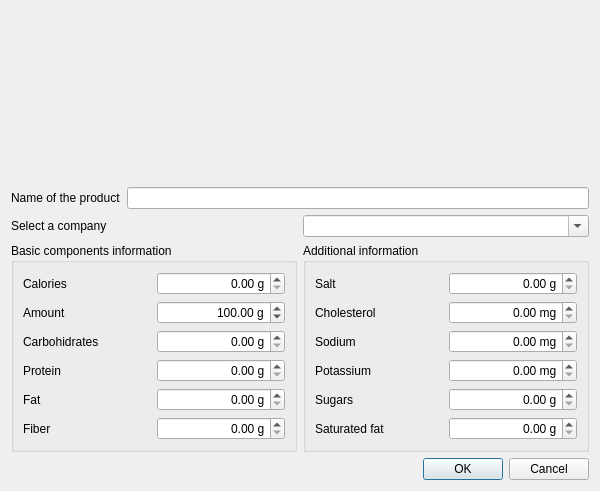
Above: caloriestracker/ui/frmBiometricsAdd.ui from turulomio/caloriestracker before the change. Below: the same form after it.
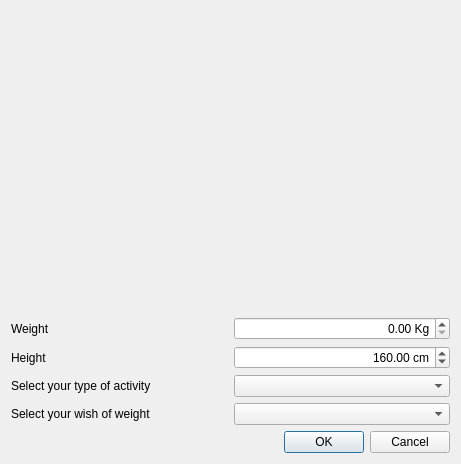
That is the form after the change. Icons and pictures are not drawn. Custom widgets are drawn as their Qt base class.

Commit message: Added CRUD for biometrics

Patch:
```diff
--- a/caloriestracker/ui/frmBiometricsAdd.ui
+++ b/caloriestracker/ui/frmBiometricsAdd.ui
@@ -9,8 +9,8 @@
    <rect>
     <x>0</x>
     <y>0</y>
-    <width>600</width>
-    <height>491</height>
+    <width>461</width>
+    <height>464</height>
    </rect>
   </property>
   <property name="windowTitle">
@@ -44,16 +44,59 @@
       </widget>
      </item>
      <item>
-      <layout class="QHBoxLayout" name="horizontalLayout_14">
+      <widget class="wdgDatetime" name="wdgDT" native="true"/>
+     </item>
+     <item>
+      <layout class="QHBoxLayout" name="horizontalLayout_5">
        <item>
-        <widget class="QLabel" name="label_15">
+        <widget class="QLabel" name="label_6">
          <property name="text">
-          <string>Name of the product</string>
+          <string>Weight</string>
          </property>
         </widget>
        </item>
        <item>
-        <widget class="QLineEdit" name="txtName"/>
+        <widget class="QDoubleSpinBox" name="spnWeight">
+         <property name="alignment">
+          <set>Qt::AlignRight|Qt::AlignTrailing|Qt::AlignVCenter</set>
+         </property>
+         <property name="suffix">
+          <string> Kg</string>
+         </property>
+         <property name="maximum">
+          <double>1000000.000000000000000</double>
+         </property>
+        </widget>
+       </item>
+      </layout>
+     </item>
+     <item>
+      <layout class="QHBoxLayout" name="horizontalLayout">
+       <item>
+        <widget class="QLabel" name="label_3">
+         <property name="text">
+          <string>Height</string>
+         </property>
+        </widget>
+       </item>
+       <item>
+        <widget class="QDoubleSpinBox" name="spnHeight">
+         <property name="alignment">
+          <set>Qt::AlignRight|Qt::AlignTrailing|Qt::AlignVCenter</set>
+         </property>
+         <property name="suffix">
+          <string> cm</string>
+         </property>
+         <property name="minimum">
+          <double>1.000000000000000</double>
+         </property>
+         <property name="maximum">
+          <double>1000000.000000000000000</double>
+         </property>
+         <property name="value">
+          <double>160.000000000000000</double>
+         </property>
+        </widget>
        </item>
       </layout>
      </item>
@@ -62,14 +105,14 @@
        <item>
         <widget class="QLabel" name="label_2">
          <property name="text">
-          <string>Select a company</string>
+          <string>Select your type of activity</string>
          </property>
         </widget>
        </item>
        <item>
         <widget class="QComboBox" name="cmbCompanies">
          <property name="editable">
-          <bool>true</bool>
+          <bool>false</bool>
          </property>
         </widget>
        </item>
@@ -78,315 +121,17 @@
      <item>
       <layout class="QHBoxLayout" name="horizontalLayout_15">
        <item>
-        <widget class="QGroupBox" name="groupBox">
-         <property name="title">
-          <string>Basic components information</string>
+        <widget class="QLabel" name="label_16">
+         <property name="text">
+          <string>Select your wish of weight</string>
          </property>
-         <layout class="QVBoxLayout" name="verticalLayout">
-          <item>
-           <layout class="QHBoxLayout" name="horizontalLayout_5">
-            <item>
-             <widget class="QLabel" name="label_6">
-              <property name="text">
-               <string>Calories</string>
-              </property>
-             </widget>
-            </item>
-            <item>
-             <widget class="QDoubleSpinBox" name="spnCalories">
-              <property name="alignment">
-               <set>Qt::AlignRight|Qt::AlignTrailing|Qt::AlignVCenter</set>
-              </property>
-              <property name="suffix">
-               <string> g</string>
-              </property>
-              <property name="maximum">
-               <double>1000000.000000000000000</double>
-              </property>
-             </widget>
-            </item>
-           </layout>
-          </item>
-          <item>
-           <layout class="QHBoxLayout" name="horizontalLayout">
-            <item>
-             <widget class="QLabel" name="label_3">
-              <property name="text">
-               <string>Amount</string>
-              </property>
-             </widget>
-            </item>
-            <item>
-             <widget class="QDoubleSpinBox" name="spnAmount">
-              <property name="alignment">
-               <set>Qt::AlignRight|Qt::AlignTrailing|Qt::AlignVCenter</set>
-              </property>
-              <property name="suffix">
-               <string> g</string>
-              </property>
-              <property name="minimum">
-               <double>1.000000000000000</double>
-              </property>
-              <property name="maximum">
-               <double>1000000.000000000000000</double>
-              </property>
-              <property name="value">
-               <double>100.000000000000000</double>
-              </property>
-             </widget>
-            </item>
-           </layout>
-          </item>
-          <item>
-           <layout class="QHBoxLayout" name="horizontalLayout_2">
-            <item>
-             <widget class="QLabel" name="label_4">
-              <property name="text">
-               <string>Carbohidrates</string>
-              </property>
-             </widget>
-            </item>
-            <item>
-             <widget class="QDoubleSpinBox" name="spnCarbohydrate">
-              <property name="alignment">
-               <set>Qt::AlignRight|Qt::AlignTrailing|Qt::AlignVCenter</set>
-              </property>
-              <property name="suffix">
-               <string> g</string>
-              </property>
-              <property name="maximum">
-               <double>1000000.000000000000000</double>
-              </property>
-             </widget>
-            </item>
-           </layout>
-          </item>
-          <item>
-           <layout class="QHBoxLayout" name="horizontalLayout_7">
-            <item>
-             <widget class="QLabel" name="label_8">
-              <property name="text">
-               <string>Protein</string>
-              </property>
-             </widget>
-            </item>
-            <item>
-             <widget class="QDoubleSpinBox" name="spnProtein">
-              <property name="alignment">
-               <set>Qt::AlignRight|Qt::AlignTrailing|Qt::AlignVCenter</set>
-              </property>
-              <property name="suffix">
-               <string> g</string>
-              </property>
-              <property name="maximum">
-               <double>1000000.000000000000000</double>
-              </property>
-             </widget>
-            </item>
-           </layout>
-          </item>
-          <item>
-           <layout class="QHBoxLayout" name="horizontalLayout_6">
-            <item>
-             <widget class="QLabel" name="label_7">
-              <property name="text">
-               <string>Fat</string>
-              </property>
-             </widget>
-            </item>
-            <item>
-             <widget class="QDoubleSpinBox" name="spnFat">
-              <property name="alignment">
-               <set>Qt::AlignRight|Qt::AlignTrailing|Qt::AlignVCenter</set>
-              </property>
-              <property name="suffix">
-               <string> g</string>
-              </property>
-              <property name="maximum">
-               <double>1000000.000000000000000</double>
-              </property>
-             </widget>
-            </item>
-           </layout>
-          </item>
-          <item>
-           <layout class="QHBoxLayout" name="horizontalLayout_4">
-            <item>
-             <widget class="QLabel" name="label_5">
-              <property name="text">
-               <string>Fiber</string>
-              </property>
-             </widget>
-            </item>
-            <item>
-             <widget class="QDoubleSpinBox" name="spnFiber">
-              <property name="alignment">
-               <set>Qt::AlignRight|Qt::AlignTrailing|Qt::AlignVCenter</set>
-              </property>
-              <property name="suffix">
-               <string> g</string>
-              </property>
-              <property name="maximum">
-               <double>1000000.000000000000000</double>
-              </property>
-             </widget>
-            </item>
-           </layout>
-          </item>
-         </layout>
         </widget>
        </item>
        <item>
-        <widget class="QGroupBox" name="groupBox_2">
-         <property name="title">
-          <string>Additional information</string>
+        <widget class="QComboBox" name="cmbWeightWish">
+         <property name="editable">
+          <bool>false</bool>
          </property>
-         <layout class="QVBoxLayout" name="verticalLayout_2">
-          <item>
-           <layout class="QHBoxLayout" name="horizontalLayout_8">
-            <item>
-             <widget class="QLabel" name="label_9">
-              <property name="text">
-               <string>Salt</string>
-              </property>
-             </widget>
-            </item>
-            <item>
-             <widget class="QDoubleSpinBox" name="spnSalt">
-              <property name="alignment">
-               <set>Qt::AlignRight|Qt::AlignTrailing|Qt::AlignVCenter</set>
-              </property>
-              <property name="suffix">
-               <string> g</string>
-              </property>
-              <property name="maximum">
-               <double>1000000.000000000000000</double>
-              </property>
-             </widget>
-            </item>
-           </layout>
-          </item>
-          <item>
-           <layout class="QHBoxLayout" name="horizontalLayout_9">
-            <item>
-             <widget class="QLabel" name="label_10">
-              <property name="text">
-               <string>Cholesterol</string>
-              </property>
-             </widget>
-            </item>
-            <item>
-             <widget class="QDoubleSpinBox" name="spnCholesterol">
-              <property name="alignment">
-               <set>Qt::AlignRight|Qt::AlignTrailing|Qt::AlignVCenter</set>
-              </property>
-              <property name="suffix">
-               <string> mg</string>
-              </property>
-              <property name="maximum">
-               <double>1000000.000000000000000</double>
-              </property>
-             </widget>
-            </item>
-           </layout>
-          </item>
-          <item>
-           <layout class="QHBoxLayout" name="horizontalLayout_10">
-            <item>
-             <widget class="QLabel" name="label_11">
-              <property name="text">
-               <string>Sodium</string>
-              </property>
-             </widget>
-            </item>
-            <item>
-             <widget class="QDoubleSpinBox" name="spnSodium">
-              <property name="alignment">
-               <set>Qt::AlignRight|Qt::AlignTrailing|Qt::AlignVCenter</set>
-              </property>
-              <property name="suffix">
-               <string> mg</string>
-              </property>
-              <property name="maximum">
-               <double>1000000.000000000000000</double>
-              </property>
-             </widget>
-            </item>
-           </layout>
-          </item>
-          <item>
-           <layout class="QHBoxLayout" name="horizontalLayout_11">
-            <item>
-             <widget class="QLabel" name="label_12">
-              <property name="text">
-               <string>Potassium</string>
-              </property>
-             </widget>
-            </item>
-            <item>
-             <widget class="QDoubleSpinBox" name="spnPotassium">
-              <property name="alignment">
-               <set>Qt::AlignRight|Qt::AlignTrailing|Qt::AlignVCenter</set>
-              </property>
-              <property name="suffix">
-               <string> mg</string>
-              </property>
-              <property name="maximum">
-               <double>1000000.000000000000000</double>
-              </property>
-             </widget>
-            </item>
-           </layout>
-          </item>
-          <item>
-           <layout class="QHBoxLayout" name="horizontalLayout_12">
-            <item>
-             <widget class="QLabel" name="label_13">
-              <property name="text">
-               <string>Sugars</string>
-              </property>
-             </widget>
-            </item>
-            <item>
-             <widget class="QDoubleSpinBox" name="spnSugar">
-              <property name="alignment">
-               <set>Qt::AlignRight|Qt::AlignTrailing|Qt::AlignVCenter</set>
-              </property>
-              <property name="suffix">
-               <string> g</string>
-              </property>
-              <property name="maximum">
-               <double>1000000.000000000000000</double>
-              </property>
-             </widget>
-            </item>
-           </layout>
-          </item>
-          <item>
-           <layout class="QHBoxLayout" name="horizontalLayout_13">
-            <item>
-             <widget class="QLabel" name="label_14">
-              <property name="text">
-               <string>Saturated fat</string>
-              </property>
-             </widget>
-            </item>
-            <item>
-             <widget class="QDoubleSpinBox" name="spnSaturatedFat">
-              <property name="alignment">
-               <set>Qt::AlignRight|Qt::AlignTrailing|Qt::AlignVCenter</set>
-              </property>
-              <property name="suffix">
-               <string> g</string>
-              </property>
-              <property name="maximum">
-               <double>1000000.000000000000000</double>
-              </property>
-             </widget>
-            </item>
-           </layout>
-          </item>
-         </layout>
         </widget>
        </item>
       </layout>
@@ -402,6 +147,14 @@
    </item>
   </layout>
  </widget>
+ <customwidgets>
+  <customwidget>
+   <class>wdgDatetime</class>
+   <extends>QWidget</extends>
+   <header location="global">wdgDatetime</header>
+   <container>1</container>
+  </customwidget>
+ </customwidgets>
  <resources>
   <include location="../images/caloriestracker.qrc"/>
  </resources>
```
Left out of the diff: 8 changed lines with no effect on the pictures. The commit also changes 11 other files.
